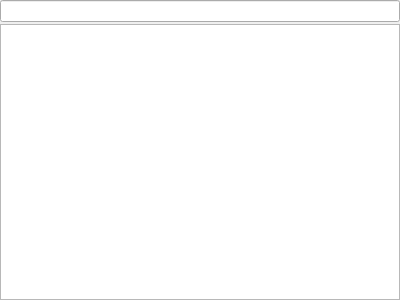
First picture: the form in resources/ui/configure/shortcuts.ui, repository prymatex/prymatex, before the edit.
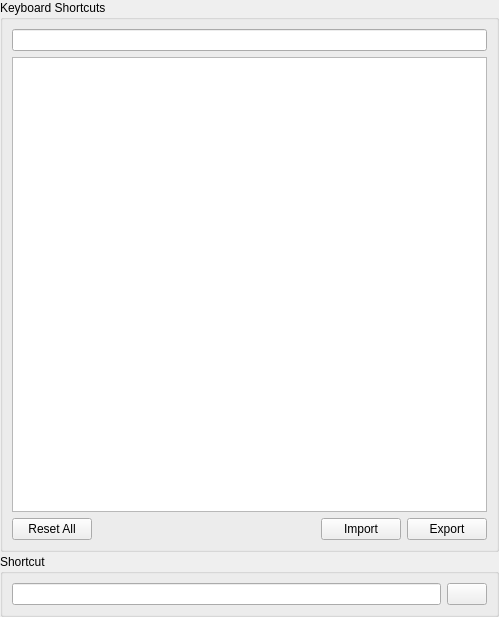
Second picture: the form after the edit. Icons and pictures are not drawn.

Commit message: Shortcut settings ui

```diff
--- a/resources/ui/configure/shortcuts.ui
+++ b/resources/ui/configure/shortcuts.ui
@@ -6,8 +6,8 @@
    <rect>
     <x>0</x>
     <y>0</y>
-    <width>400</width>
-    <height>300</height>
+    <width>499</width>
+    <height>617</height>
    </rect>
   </property>
   <property name="windowTitle">
@@ -21,14 +21,84 @@
     <number>0</number>
    </property>
    <item>
-    <widget class="QLineEdit" name="lineEditFilter">
-     <property name="readOnly">
-      <bool>true</bool>
+    <widget class="QGroupBox" name="groupBox">
+     <property name="title">
+      <string>Keyboard Shortcuts</string>
      </property>
+     <layout class="QVBoxLayout" name="verticalLayout">
+      <item>
+       <widget class="QLineEdit" name="lineEditFilter">
+        <property name="readOnly">
+         <bool>true</bool>
+        </property>
+       </widget>
+      </item>
+      <item>
+       <widget class="QTreeView" name="treeViewShortcuts"/>
+      </item>
+      <item>
+       <layout class="QHBoxLayout" name="horizontalLayout">
+        <item>
+         <widget class="QPushButton" name="pushButtonResetAll">
+          <property name="text">
+           <string>Reset All</string>
+          </property>
+         </widget>
+        </item>
+        <item>
+         <spacer name="horizontalSpacer">
+          <property name="orientation">
+           <enum>Qt::Horizontal</enum>
+          </property>
+          <property name="sizeHint" stdset="0">
+           <size>
+            <width>40</width>
+            <height>20</height>
+           </size>
+          </property>
+         </spacer>
+        </item>
+        <item>
+         <widget class="QPushButton" name="pushButtonImport">
+          <property name="text">
+           <string>Import</string>
+          </property>
+         </widget>
+        </item>
+        <item>
+         <widget class="QPushButton" name="pushButtonExport">
+          <property name="text">
+           <string>Export</string>
+          </property>
+         </widget>
+        </item>
+       </layout>
+      </item>
+     </layout>
     </widget>
    </item>
    <item>
-    <widget class="QTreeView" name="treeViewShortcuts"/>
+    <widget class="QGroupBox" name="groupBox_2">
+     <property name="title">
+      <string>Shortcut</string>
+     </property>
+     <layout class="QHBoxLayout" name="horizontalLayout_3">
+      <item>
+       <widget class="QLineEdit" name="lineEditShortcut"/>
+      </item>
+      <item>
+       <widget class="QPushButton" name="pushButtonCleanShortcut">
+        <property name="text">
+         <string/>
+        </property>
+        <property name="icon">
+         <iconset theme="clear-shortcut">
+          <normaloff>../support</normaloff>../support</iconset>
+        </property>
+       </widget>
+      </item>
+     </layout>
+    </widget>
    </item>
   </layout>
  </widget>
```
Left out of the diff: 4 changed lines with no effect on the pictures.
